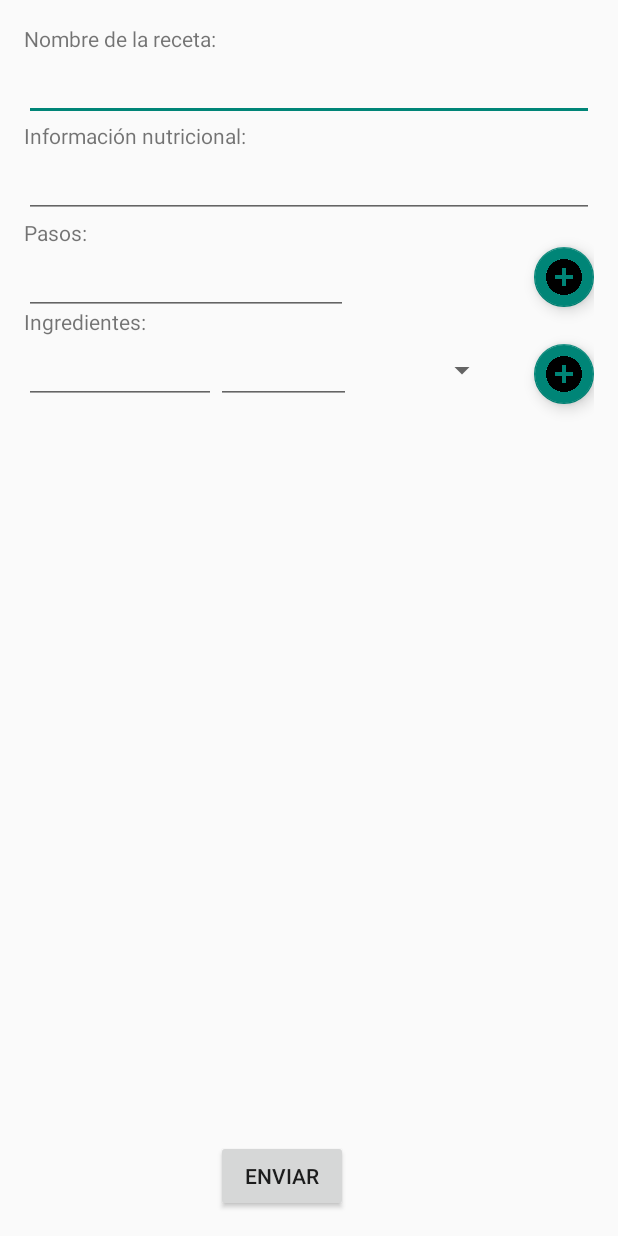
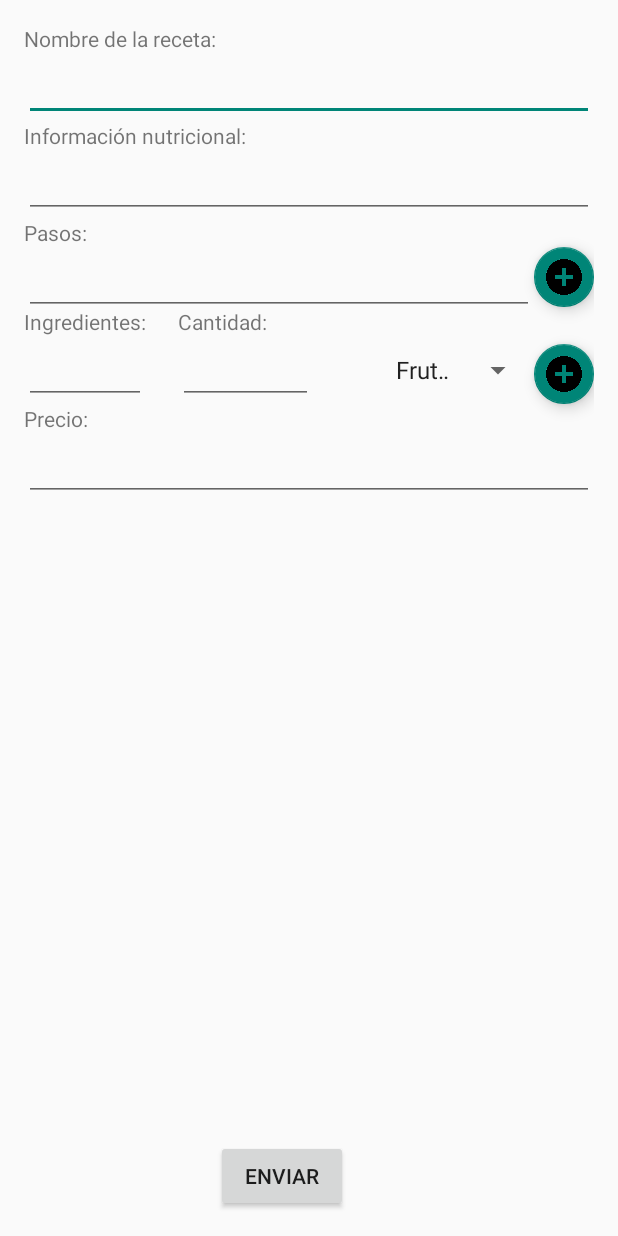
Before and after one commit to Papus1234/ChefApp, an Android app: the RecipeActivity screen opened directly, with no data from a screen before it, on a phone screen of 412 x 824 dp. Run offline under Robolectric (Android 15) with nearby library versions, the phone set to English and light mode, and no system bars.

Commit message:
Conección
Hubo en la clase conexión

```diff
--- a/app/src/main/java/com/tec/chefapp/RecipeActivity.java
+++ b/app/src/main/java/com/tec/chefapp/RecipeActivity.java
@@ -12,9 +12,13 @@ import android.support.v7.widget.LinearLayoutCompat;
 import android.view.View;
 import android.view.Window;
 import android.view.WindowManager;
+import android.widget.Adapter;
+import android.widget.AdapterView;
+import android.widget.ArrayAdapter;
 import android.widget.Button;
 import android.widget.EditText;
 import android.widget.Spinner;
+import android.widget.SpinnerAdapter;
 import android.widget.TextView;
 import android.widget.Toast;
 
@@ -32,16 +36,16 @@ import org.json.JSONException;
 import org.json.JSONObject;
 import org.rest.ProyectoServer.models.Platillo;
 
-import java.io.EOFException;
 import java.io.IOException;
 
 import Conexion.Comunication;
-import datastructures.Lista;
 
 public class RecipeActivity extends AppCompatActivity{
 
     public Platillo platillo = new Platillo();
-    EditText editText;
+    EditText editText, editText1;
+    String categoria;
+    String[] categorias={"Fruta","Vegetal","Carne","Lacteo","Grano"};
     Spinner spinner;
     Button button;
     Comunication comunication;
@@ -50,7 +54,7 @@ public class RecipeActivity extends AppCompatActivity{
     protected void onCreate(Bundle savedInstanceState)
     {
         comunication=new Comunication();
-        comunication.conect("172.26.109.73","8080","GuardarPlatillo");
+        comunication.conect(JoinActivity.ip_number,JoinActivity.puerto_number,"GuardarPlatillo");
         comunication.setContext(getApplicationContext());
 
         super.onCreate(savedInstanceState);
@@ -63,7 +67,11 @@ public class RecipeActivity extends AppCompatActivity{
         {
             @Override
             public void onClick(View view) {
-
+                editText = (EditText) findViewById(R.id.pasos_editText);
+                platillo.getReceta().getPasos().add(editText.getText().toString());
+                Toast toast = Toast.makeText(getApplicationContext(), "El paso "+platillo.getReceta().getPasos().size()+" ha sido añadido", Toast.LENGTH_LONG);
+                toast.show();
+                editText.setText("");
             }
         });
 
@@ -72,7 +80,13 @@ public class RecipeActivity extends AppCompatActivity{
         {
             @Override
             public void onClick(View view) {
-
+                editText = (EditText) findViewById(R.id.ingredientes_editText);
+                editText1 = (EditText) findViewById(R.id.cantidad_ingrediente_editText);
+                platillo.getIngredientes().Registrar(editText.getText().toString(),categoria,Integer.parseInt(editText1.getText().toString()));
+                Toast toast = Toast.makeText(getApplicationContext(),"Ingrediente: "+editText.getText().toString()+"\nCategoría: "+categoria+"\nCantidad: "+Integer.parseInt(editText1.getText().toString())+"\nSe ha añadido el ingrediente", Toast.LENGTH_LONG);
+                toast.show();
+                editText.setText("");
+                editText1.setText("");
             }
         });
 
@@ -84,7 +98,8 @@ public class RecipeActivity extends AppCompatActivity{
                 platillo.setNombre(editText.getText().toString());
                 editText= (EditText) findViewById(R.id.informacion_nutricional_editText);
                 platillo.setInformacion_nutricional(editText.getText().toString());
-
+                editText= (EditText) findViewById(R.id.precio_editText);
+                platillo.setPrecio(Integer.parseInt(editText.getText().toString()));
                 try{
                     comunication.postPlatillo(platillo);
                 }catch (IOException e){
@@ -93,10 +108,25 @@ public class RecipeActivity extends AppCompatActivity{
                     e.printStackTrace();
                 }
 
-                LISessionManager.getInstance(getApplicationContext()).clearSession();
                 Intent intent = new Intent(RecipeActivity.this, MainActivity.class);
-                finish();
                 startActivity(intent);
+            }
+        });
+        spinner = (Spinner) findViewById(R.id.categoria_ingredientes);;
+        SpinnerAdapter adapter=new ArrayAdapter(this, android.R.layout.simple_spinner_item, categorias);
+        spinner.setAdapter(adapter);
+        spinner.setOnItemSelectedListener(new AdapterView.OnItemSelectedListener() {
+
+            @Override
+            public void onItemSelected(AdapterView<?> adapterView, View view, int position, long id)
+            {
+                categoria=(String) adapterView.getItemAtPosition(position);
+            }
+
+            @Override
+            public void onNothingSelected(AdapterView<?> parent)
+            {
+
             }
         });
     }
--- a/app/src/main/java/org/rest/ProyectoServer/models/Ingredientes.java
+++ b/app/src/main/java/org/rest/ProyectoServer/models/Ingredientes.java
@@ -4,8 +4,8 @@ import java.util.ArrayList;
 import java.util.List;
 
 public class Ingredientes {
-	List <Ingrediente> frutas,vegetales,granos,lacteos,carnes;
-
+	public List <Ingrediente> frutas,vegetales,granos,lacteos,carnes;
+	List<Ingrediente>todos;
 
 
 	public Ingredientes(){
@@ -14,28 +14,38 @@ public class Ingredientes {
 		vegetales=new ArrayList<>();
 		lacteos=new ArrayList<>();
 		carnes=new ArrayList<>();
+		todos=new ArrayList<>();
 	}
 
-	public void Registrar(String ingrediente, String categoria){
+	public void Registrar(String ingrediente, String categoria, int cantidad){
 		if (categoria=="frutas"){
 			Ingrediente n= new Ingrediente(ingrediente);
+			n.cantidad=cantidad;
 			frutas.add(n);
+			todos.add(n);
 		}
 		else if(categoria=="granos"){
 			Ingrediente n= new Ingrediente(ingrediente);
+			n.cantidad=cantidad;
 			granos.add(n);
+			todos.add(n);
 		}
 		else if(categoria=="vegetales"){
 			Ingrediente n= new Ingrediente(ingrediente);
+			n.cantidad=cantidad;
 			vegetales.add(n);
 	    }
 		else if(categoria=="lacteos"){
 			Ingrediente n= new Ingrediente(ingrediente);
+			n.cantidad=cantidad;
 			lacteos.add(n);
+			todos.add(n);
 	    }
 		else if(categoria=="carnes"){
 			Ingrediente n= new Ingrediente(ingrediente);
+			n.cantidad=cantidad;
 			carnes.add(n);
+			todos.add(n);
 	    }
 		else{
 			System.err.print("Categoria no valida");
--- a/app/src/main/java/org/rest/ProyectoServer/models/Platillo.java
+++ b/app/src/main/java/org/rest/ProyectoServer/models/Platillo.java
@@ -2,13 +2,14 @@ package org.rest.ProyectoServer.models;
 
 public class Platillo {
 	String nombre;
-	Ingredientes ingredientes= new Ingredientes();
+	Ingredientes ingredientes;
 	String informacion_nutricional;
 	int precio;
 	int tiempo_de_preparacion;
 	Receta receta =new Receta();
 
 	public Platillo() {
+		ingredientes=new Ingredientes();
 		this.informacion_nutricional = "";
 		this.nombre = "";
 		this.precio = 0;
--- a/app/src/main/res/layout/activity_recipe.xml
+++ b/app/src/main/res/layout/activity_recipe.xml
@@ -98,8 +98,41 @@
         android:layout_below="@+id/pasos_textView"
         android:layout_alignParentLeft="true"
         android:layout_alignParentStart="true"
-        android:layout_toStartOf="@+id/categoria_ingredientes"
-        android:layout_toLeftOf="@+id/categoria_ingredientes" />
+        android:layout_toStartOf="@+id/addStep"
+        android:layout_toLeftOf="@+id/addStep" />
+
+    <EditText
+        android:layout_height="wrap_content"
+        android:inputType="textPersonName"
+        android:ems="10"
+        android:id="@+id/ingredientes_editText"
+        android:layout_below="@+id/ingredientes_textView"
+        android:layout_alignParentLeft="true"
+        android:layout_alignParentStart="true"
+        android:layout_width="5dp"
+        android:layout_alignRight="@+id/ingredientes_textView"
+        android:layout_alignEnd="@+id/ingredientes_textView" />
+
+    <TextView
+        android:text="Precio:"
+        android:layout_width="wrap_content"
+        android:layout_height="wrap_content"
+        android:layout_below="@+id/ingredientes_editText"
+        android:layout_alignParentLeft="true"
+        android:layout_alignParentStart="true"
+        android:id="@+id/precio_textView" />
+
+    <EditText
+        android:layout_width="wrap_content"
+        android:layout_height="wrap_content"
+        android:inputType="number"
+        android:ems="10"
+        android:id="@+id/precio_editText"
+        android:layout_below="@+id/precio_textView"
+        android:layout_alignParentLeft="true"
+        android:layout_alignParentStart="true"
+        android:layout_alignParentRight="true"
+        android:layout_alignParentEnd="true" />
 
     <android.support.design.widget.FloatingActionButton
         android:layout_width="wrap_content"
@@ -107,43 +140,42 @@
         android:clickable="true"
         app:fabSize="mini"
         app:srcCompat="@drawable/ic_plus"
-        android:layout_alignBottom="@+id/categoria_ingredientes"
-        android:layout_alignLeft="@+id/addStep"
-        android:layout_alignStart="@+id/addStep"
-        android:id="@+id/addIngredientes" />
+        android:id="@+id/addIngredientes"
+        android:layout_alignParentRight="true"
+        android:layout_alignParentEnd="true"
+        android:layout_alignBottom="@+id/cantidad_ingrediente_editText" />
+
+    <TextView
+        android:text="Cantidad:"
+        android:layout_width="wrap_content"
+        android:layout_height="wrap_content"
+        android:id="@+id/cantidad_textView"
+        android:layout_marginLeft="21dp"
+        android:layout_marginStart="21dp"
+        android:layout_above="@+id/cantidad_ingrediente_editText"
+        android:layout_toRightOf="@+id/ingredientes_textView"
+        android:layout_toEndOf="@+id/ingredientes_textView" />
 
     <Spinner
         android:layout_height="wrap_content"
         android:id="@+id/categoria_ingredientes"
-        android:layout_alignTop="@+id/ingredientes_editText"
+        android:visibility="visible"
+        android:entries="@array/categorias"
+        android:layout_width="100dp"
+        android:layout_alignTop="@+id/cantidad_ingrediente_editText"
         android:layout_toLeftOf="@+id/addIngredientes"
-        android:layout_marginRight="11dp"
-        android:layout_marginEnd="11dp"
-        android:layout_alignBottom="@+id/ingredientes_editText"
-        android:layout_toEndOf="@+id/send_recipe_button"
-        android:layout_width="100dp" />
+        android:layout_toStartOf="@+id/addIngredientes"
+        android:layout_alignBottom="@+id/addIngredientes" />
 
     <EditText
         android:layout_height="wrap_content"
         android:inputType="number"
         android:ems="10"
         android:id="@+id/cantidad_ingrediente_editText"
+        android:layout_width="90dp"
         android:layout_alignBaseline="@+id/ingredientes_editText"
         android:layout_alignBottom="@+id/ingredientes_editText"
-        android:layout_toRightOf="@+id/ingredientes_editText"
-        android:layout_toEndOf="@+id/ingredientes_editText"
-        android:layout_width="90dp" />
-
-    <EditText
-        android:layout_width="wrap_content"
-        android:layout_height="wrap_content"
-        android:inputType="textPersonName"
-        android:ems="10"
-        android:id="@+id/ingredientes_editText"
-        android:layout_below="@+id/ingredientes_textView"
-        android:layout_alignParentLeft="true"
-        android:layout_alignParentStart="true"
-        android:layout_alignRight="@+id/nombre_receta_textView"
-        android:layout_alignEnd="@+id/nombre_receta_textView" />
+        android:layout_alignLeft="@+id/cantidad_textView"
+        android:layout_alignStart="@+id/cantidad_textView" />
 
 </RelativeLayout>
--- /dev/null
+++ b/app/src/main/res/layout/recipe_view.xml
@@ -0,0 +1,6 @@
+<?xml version="1.0" encoding="utf-8"?>
+<FrameLayout xmlns:android="http://schemas.android.com/apk/res/android"
+    android:orientation="vertical" android:layout_width="match_parent"
+    android:layout_height="match_parent">
+
+</FrameLayout>
--- /dev/null
+++ b/app/src/main/res/values/string-array.xml
@@ -0,0 +1,10 @@
+<?xml version="1.0" encoding="utf-8"?>
+<resources>
+    <string-array name="categorias">
+        <item>Fruta</item>
+        <item>Vegetal</item>
+        <item>Carne</item>
+        <item>Lacteo</item>
+        <item>Grano</item>
+    </string-array>
+</resources>
```
Also changed, not shown: app/src/main/java/Conexion/Comunication.java (+29 -3 lines), app/src/main/java/com/tec/chefapp/JoinActivity.java (+22 -6 lines), app/src/main/java/com/tec/chefapp/MainActivity.java (+9 -2 lines), app/src/main/java/com/tec/chefapp/RecipeView.java (added, +20 -0 lines), app/src/main/java/org/rest/ProyectoServer/models/Prueba.java (deleted, +0 -20 lines), app/src/main/res/layout/activity_join.xml (+40 -0 lines), app/src/main/res/layout/app_bar_main.xml (+8 -2 lines), app/src/main/res/layout/text_field.xml (deleted, +0 -11 lines).
